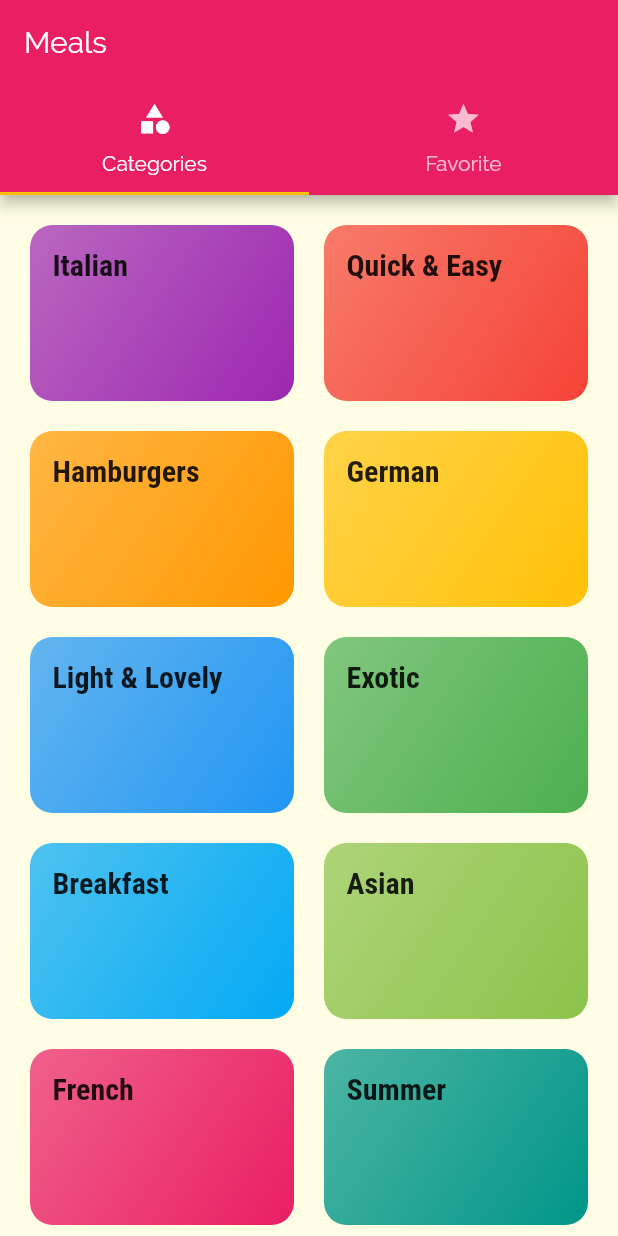
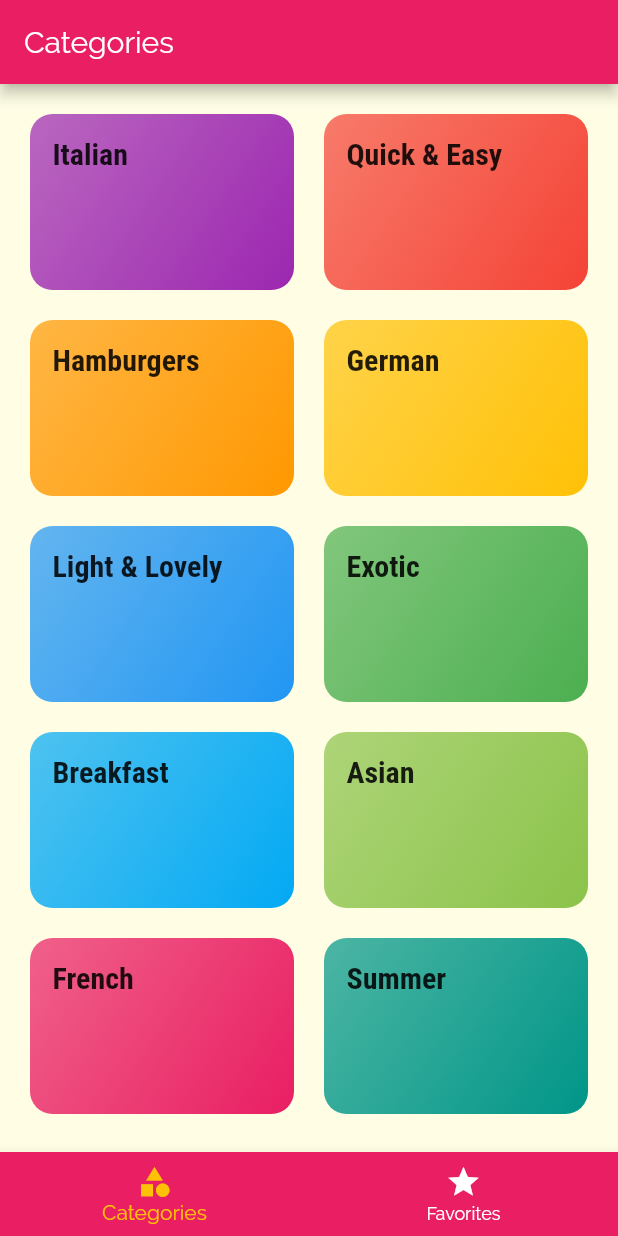
Before and after one commit to makiintoch/meals, a Flutter app: the screen it shows after launch, on a phone screen of 412 x 824 dp. Run offline on Flutter 3.47's test engine with Material 2 defaults, Android fonts, the phone set to English and light mode, and no system bars.

```diff
--- a/lib/screens/tabs_screen.dart
+++ b/lib/screens/tabs_screen.dart
@@ -9,33 +9,41 @@ class TabsScreen extends StatefulWidget {
 }
 
 class _TabsScreenState extends State<TabsScreen> {
+  final List<Map<String, Object>> _pages = [
+    {'page': CategoriesScreen(), 'title': 'Categories'},
+    {'page': FavoritesScreen(), 'title': 'Your favorites'},
+  ];
+  int _selectedPageIndex = 0;
+
+  void _selectPage(int index) {
+    setState(() {
+      _selectedPageIndex = index;
+    });
+  }
+
   @override
   Widget build(BuildContext context) {
-    return DefaultTabController(
-      initialIndex: 0,
-      length: 2,
-      child: Scaffold(
-        appBar: AppBar(
-          title: Text('Meals'),
-          bottom: TabBar(
-            tabs: <Widget>[
-              Tab(
-                icon: Icon(Icons.category),
-                text: 'Categories',
-              ),
-              Tab(
-                icon: Icon(Icons.star),
-                text: 'Favorite',
-              ),
-            ],
+    return Scaffold(
+      appBar: AppBar(
+        title: Text(_pages[_selectedPageIndex]['title']),
+      ),
+      body: _pages[_selectedPageIndex]['page'],
+      bottomNavigationBar: BottomNavigationBar(
+        onTap: _selectPage,
+        backgroundColor: Theme.of(context).primaryColor,
+        unselectedItemColor: Colors.white,
+        selectedItemColor: Theme.of(context).accentColor,
+        currentIndex: _selectedPageIndex,
+        items: [
+          BottomNavigationBarItem(
+            icon: Icon(Icons.category),
+            title: Text('Categories'),
           ),
-        ),
-        body: TabBarView(
-          children: <Widget>[
-            CategoriesScreen(),
-            FavoritesScreen(),
-          ],
-        ),
+          BottomNavigationBarItem(
+            icon: Icon(Icons.star),
+            title: Text('Favorites'),
+          ),
+        ],
       ),
     );
   }
```
